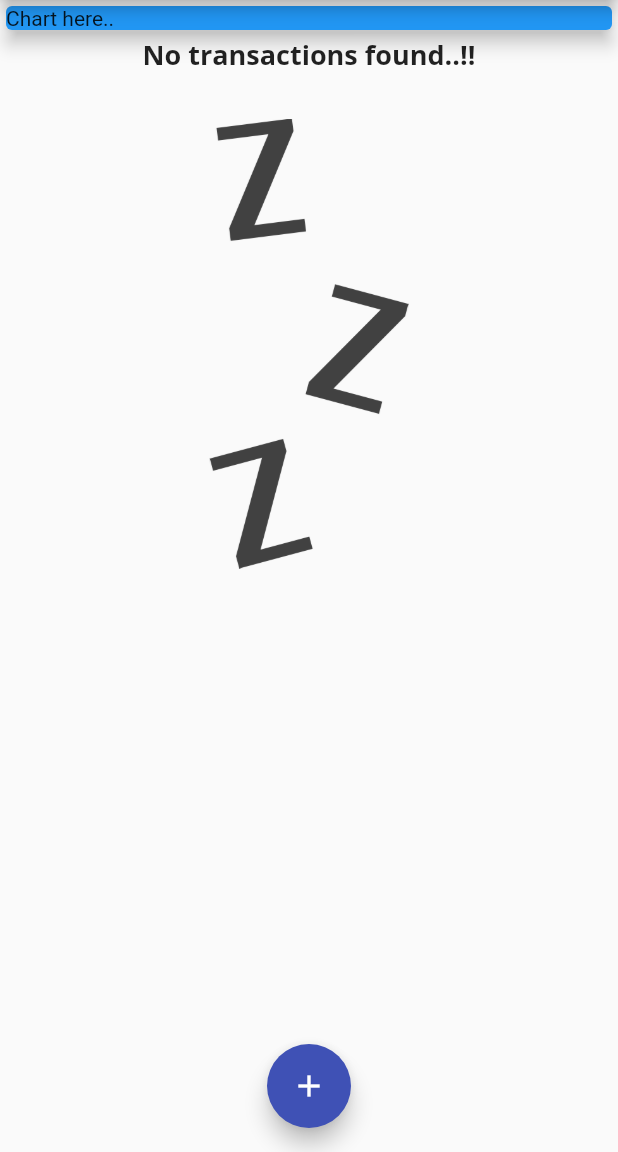
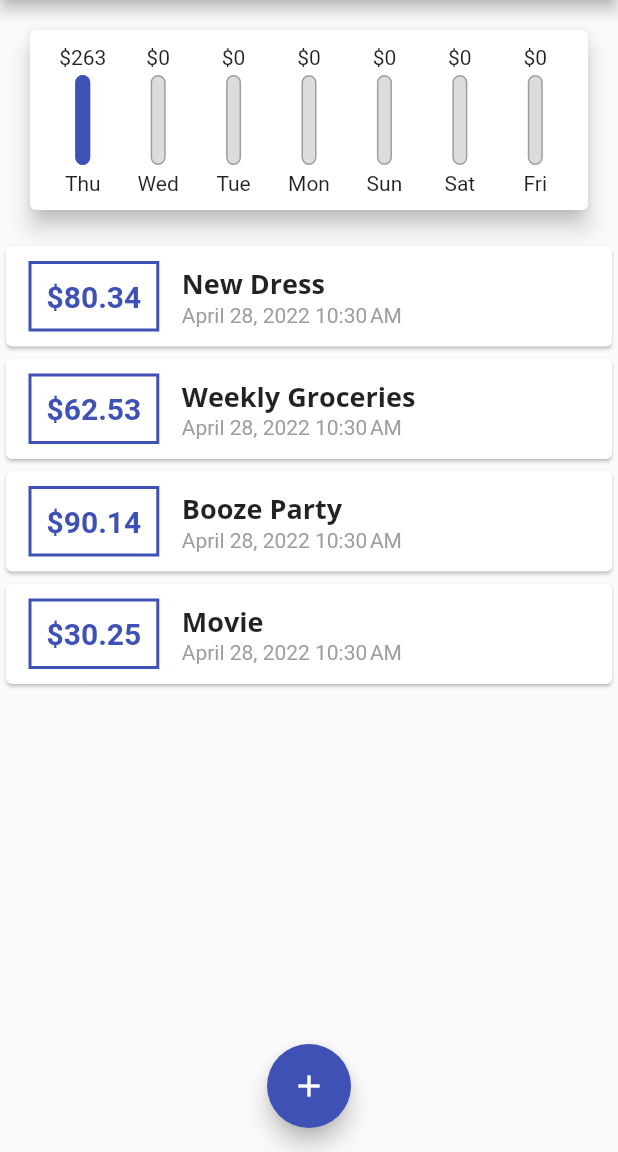
Before and after one commit to dsadasivani/expenses_manager_app, a Flutter app: the screen it shows after launch, on a phone screen of 412 x 824 dp, the part 84-1236 px from its top. Run offline on Flutter 3.47's test engine with Material 2 defaults, Android fonts, the phone set to English and light mode, and no system bars.

Commit message:
Adding Charts logic

```diff
--- a/lib/main.dart
+++ b/lib/main.dart
@@ -1,8 +1,10 @@
 import 'package:flutter/material.dart';
+import 'package:flutter_complete_guide/widgets/chart.dart';
 import './widgets/new_transaction.dart';
 
 import './models/transaction.dart';
 import './widgets/transaction_list.dart';
+import './widgets/chart.dart';
 
 void main() => runApp(MyApp());
 
@@ -49,31 +51,41 @@
   final amountController = TextEditingController();
 
   final List<Transaction> _userTransactions = [
-    // Transaction(
-    //   id: 't1',
-    //   title: 'New Dress',
-    //   amount: 80.34,
-    //   date: DateTime.now(),
-    // ),
-    // Transaction(
-    //   id: 't2',
-    //   title: 'Weekly Groceries',
-    //   amount: 62.53,
-    //   date: DateTime.now(),
-    // ),
-    // Transaction(
-    //   id: 't3',
-    //   title: 'Booze Party',
-    //   amount: 90.14,
-    //   date: DateTime.now(),
-    // ),
-    // Transaction(
-    //   id: 't4',
-    //   title: 'Movie',
-    //   amount: 30.25,
-    //   date: DateTime.now(),
-    // ),
+    Transaction(
+      id: 't1',
+      title: 'New Dress',
+      amount: 80.34,
+      date: DateTime.now(),
+    ),
+    Transaction(
+      id: 't2',
+      title: 'Weekly Groceries',
+      amount: 62.53,
+      date: DateTime.now(),
+    ),
+    Transaction(
+      id: 't3',
+      title: 'Booze Party',
+      amount: 90.14,
+      date: DateTime.now(),
+    ),
+    Transaction(
+      id: 't4',
+      title: 'Movie',
+      amount: 30.25,
+      date: DateTime.now(),
+    ),
   ];
+
+  List<Transaction> get _recentTransactions {
+    return _userTransactions.where((element) {
+      return element.date.isAfter(
+        DateTime.now().subtract(
+          Duration(days: 7),
+        ),
+      );
+    }).toList();
+  }
 
   void _addNewTransaction(String txTitle, double txAmount) {
     final newTxn = Transaction(
@@ -114,14 +126,7 @@
           // mainAxisAlignment: MainAxisAlignment.spaceAround,
           // crossAxisAlignment: CrossAxisAlignment.stretch,
           children: [
-            Container(
-              width: double.infinity,
-              child: Card(
-                color: Colors.blue,
-                child: Text('Chart here..'),
-                elevation: 5,
-              ),
-            ),
+            Chart(_recentTransactions),
             TransactionList(_userTransactions),
           ],
         ),
--- /dev/null
+++ b/lib/widgets/chart.dart
@@ -0,0 +1,66 @@
+import 'package:flutter/material.dart';
+import 'package:flutter_complete_guide/widgets/chart_bar.dart';
+import '../models/transaction.dart';
+import 'package:intl/intl.dart';
+
+class Chart extends StatelessWidget {
+  final List<Transaction> recentTransactions;
+
+  Chart(this.recentTransactions);
+
+  List<Map<String, Object>> get groupedTransactionValues {
+    return List.generate(7, (index) {
+      final weekDay = DateTime.now().subtract(
+        Duration(days: index),
+      );
+      var totalSum = 0.0;
+      for (var i = 0; i < recentTransactions.length; i++) {
+        if (recentTransactions[i].date.day == weekDay.day &&
+            recentTransactions[i].date.month == weekDay.month &&
+            recentTransactions[i].date.year == weekDay.year) {
+          totalSum += recentTransactions[i].amount;
+        }
+      }
+      print(DateFormat.E().format(weekDay));
+      print(totalSum);
+      return {
+        'day': DateFormat.E().format(weekDay).substring(0, 3),
+        'amount': totalSum,
+      };
+    });
+  }
+
+  get totalSpending {
+    return groupedTransactionValues.fold(0.0, (previousValue, element) {
+      return previousValue + element['amount'];
+    });
+  }
+
+  @override
+  Widget build(BuildContext context) {
+    print(groupedTransactionValues);
+    return Card(
+      elevation: 6,
+      margin: EdgeInsets.all(20),
+      child: Container(
+        padding: EdgeInsets.all(10),
+        child: Row(
+          mainAxisAlignment: MainAxisAlignment.spaceAround,
+          children: groupedTransactionValues.map((data) {
+            // return Text('${data['day']} : ${data['amount']}');
+            return Flexible(
+              fit: FlexFit.tight,
+              child: ChartBar(
+                data['day'],
+                data['amount'],
+                totalSpending == 0.0
+                    ? 0.0
+                    : (data['amount'] as double) / totalSpending,
+              ),
+            );
+          }).toList(),
+        ),
+      ),
+    );
+  }
+}
--- /dev/null
+++ b/lib/widgets/chart_bar.dart
@@ -0,0 +1,55 @@
+import 'package:flutter/material.dart';
+
+class ChartBar extends StatelessWidget {
+  final String label;
+  final double spendingAmount;
+  final double spendingPercentageOfTotal;
+
+  ChartBar(
+    this.label,
+    this.spendingAmount,
+    this.spendingPercentageOfTotal,
+  );
+
+  @override
+  Widget build(BuildContext context) {
+    return Column(
+      children: [
+        FittedBox(
+          child: Text('\$${spendingAmount.toStringAsFixed(0)}'),
+        ),
+        SizedBox(
+          height: 4,
+        ),
+        Container(
+          height: 60,
+          width: 10,
+          child: Stack(
+            children: [
+              Container(
+                decoration: BoxDecoration(
+                  border: Border.all(color: Colors.grey, width: 1.0),
+                  color: Color.fromRGBO(220, 220, 220, 1),
+                  borderRadius: BorderRadius.circular(10),
+                ),
+              ),
+              FractionallySizedBox(
+                heightFactor: spendingPercentageOfTotal,
+                child: Container(
+                  decoration: BoxDecoration(
+                    color: Theme.of(context).primaryColor,
+                    borderRadius: BorderRadius.circular(10),
+                  ),
+                ),
+              )
+            ],
+          ),
+        ),
+        SizedBox(
+          height: 4,
+        ),
+        Text(label),
+      ],
+    );
+  }
+}
```
